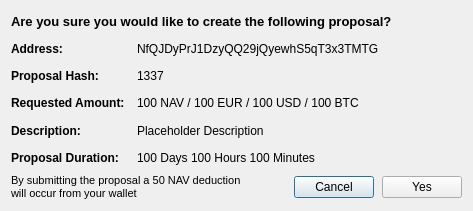
navcoin/navcoin-core, file src/qt/forms/sendcommunityfunddialog.ui: the form before one commit.
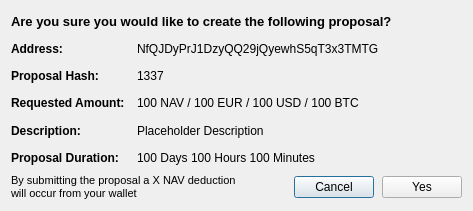
The form after the commit.

```diff
--- a/src/qt/forms/sendcommunityfunddialog.ui
+++ b/src/qt/forms/sendcommunityfunddialog.ui
@@ -287,7 +287,7 @@
           </font>
          </property>
          <property name="text">
-          <string>By submitting the proposal a 50 NAV deduction will occur from your wallet </string>
+          <string>By submitting the proposal a X NAV deduction will occur from your wallet </string>
          </property>
          <property name="wordWrap">
           <bool>true</bool>
```
